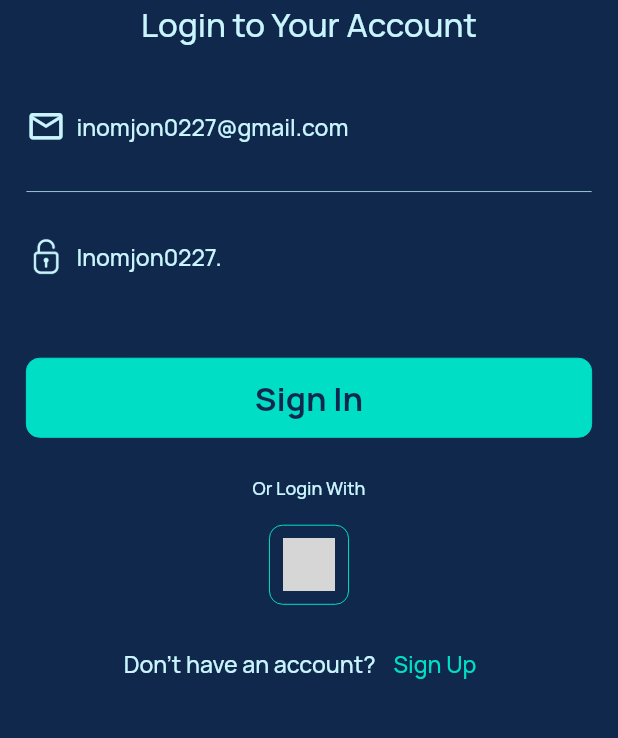
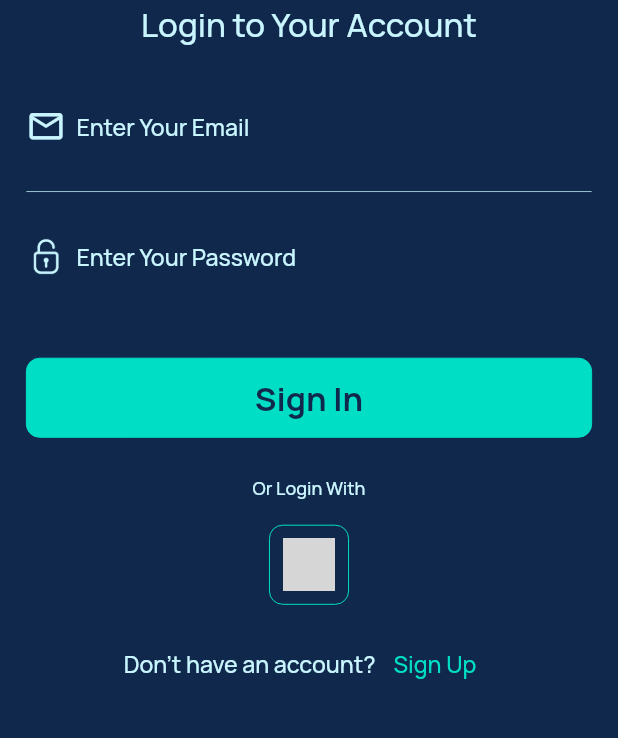
Before and after one commit to muxtorovinomjon0227/WeatherScience, a Flutter app: the AuthView screen opened by its route, on a phone screen of 412 x 824 dp, the part 480-1218 px from its top. Run offline on Flutter 3.47's test engine with Material 3 defaults, Android fonts, the phone set to English and light mode, and no system bars; our stand-ins replace auto_route, cached_network_image, connectivity_plus, dartz, dio, easy_localization and 15 more; accounts and stored records are empty; grey boxes are pictures that could not be loaded.

Commit message:
Bugs fixed

```diff
--- a/lib/src/features/auth/presentation/views/auth_view.dart
+++ b/lib/src/features/auth/presentation/views/auth_view.dart
@@ -26,8 +26,8 @@ class AuthView extends StatefulWidget {
 
 class _AuthViewState extends State<AuthView> {
   final _formKey = GlobalKey<FormState>();
-  final _emailController = TextEditingController(text: "inomjon0227@gmail.com");
-  final _passwordController = TextEditingController(text: "Inomjon0227.");
+  final _emailController = TextEditingController();
+  final _passwordController = TextEditingController();
 
   final FocusNode _loginFocusNode = FocusNode();
   final FocusNode _passwordFocusNode = FocusNode();
```
